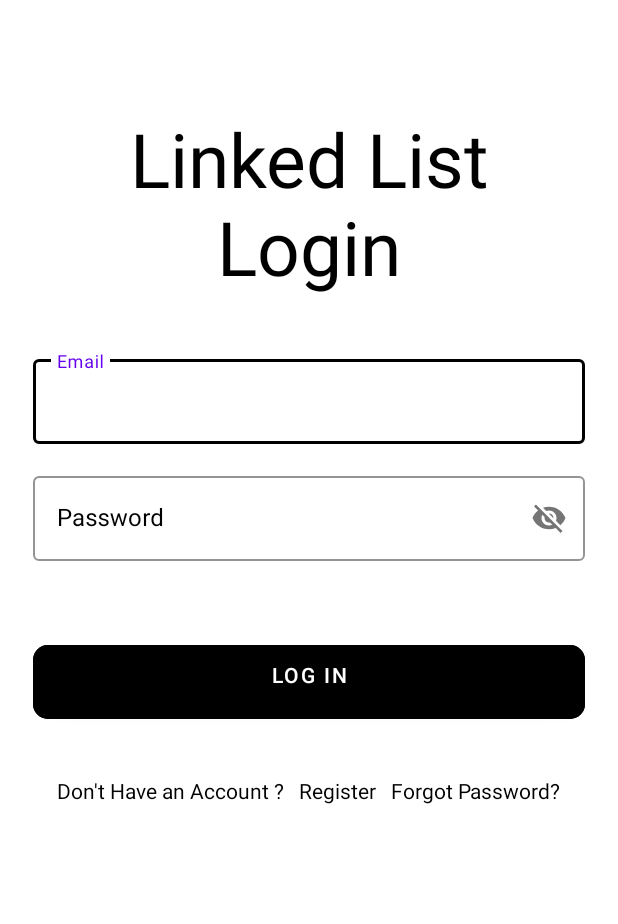
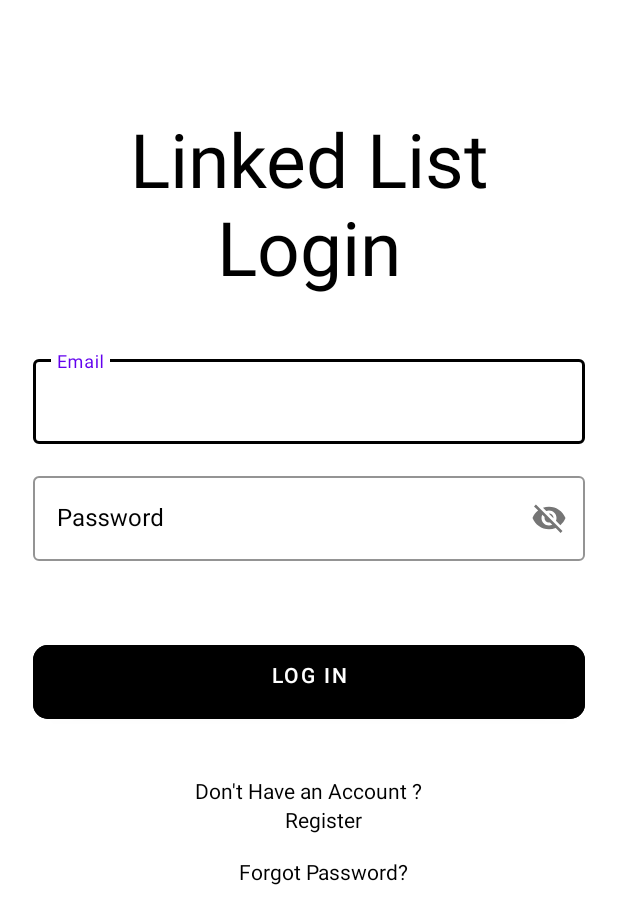
Before and after one commit to darriusjackson/LLAndroid, an Android app: the screen it shows after launch (LogIn), on a phone screen of 412 x 824 dp. Shown: the top 924 px of the screen. Run offline under Robolectric (Android 15) with nearby library versions, the phone set to English and light mode, and no system bars.

Commit message:
UI designs from Android Studio

```diff
--- a/app/src/main/res/layout/activity_log_in.xml
+++ b/app/src/main/res/layout/activity_log_in.xml
@@ -103,9 +103,10 @@
             android:layout_height="wrap_content"
             android:layout_marginTop="32dp"
             android:gravity="center"
-            android:orientation="horizontal">
+            android:orientation="vertical">
 
             <TextView
+                android:id="@+id/accountText"
                 android:layout_width="wrap_content"
                 android:layout_height="wrap_content"
                 android:text="Don't Have an Account ?"
@@ -126,7 +127,8 @@
                 android:layout_width="wrap_content"
                 android:layout_height="wrap_content"
                 android:layout_marginStart="10dp"
-                android:layout_below="@+id/txRegistration"
+                android:layout_marginTop="15dp"
+                android:layout_below="@id/accountText"
                 android:text="@string/forgotPassword"
                 android:textColor="@color/black"
                 android:textSize="14sp" />
```
